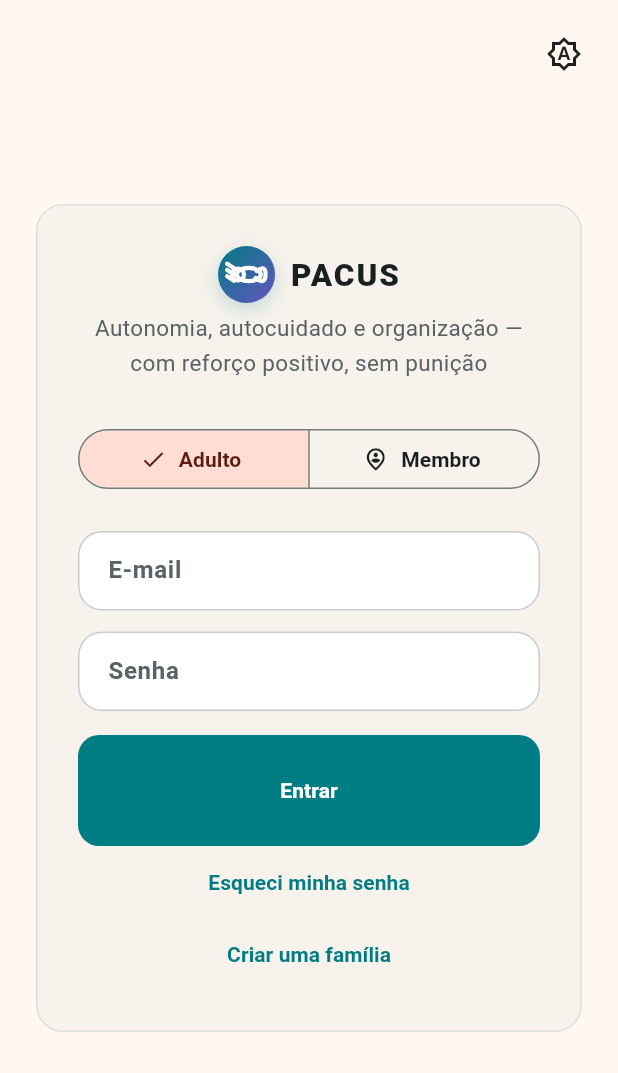
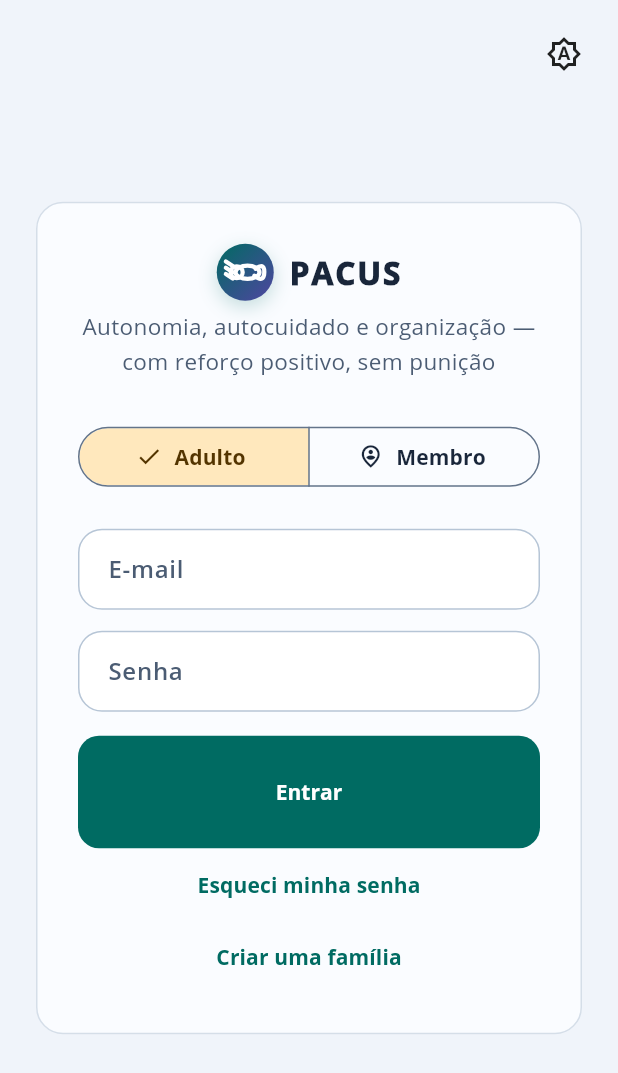
Before and after one commit to taukkunen1/pacus-, a Flutter app: the screen it shows after launch, on a phone screen of 412 x 824 dp. Shown: the top 1073 px of the screen. Run offline on Flutter 3.47's test engine with Material 3 defaults, Android fonts, the phone set to English and light mode, and no system bars; our stand-ins replace audioplayers, shared_preferences; missing offline and left inert: file_selector.

Commit message:
Melhora contraste e tipografia do PACUS (#99)

```diff
--- a/flutter_app/lib/screens/home_screen.dart
+++ b/flutter_app/lib/screens/home_screen.dart
@@ -1508,7 +1508,7 @@ class _HomeScreenState extends State<HomeScreen> with WidgetsBindingObserver {
           title: 'Manhã',
           icon: Icons.wb_sunny_outlined,
           tasks: morning,
-          accent: const Color(0xFFE59A22),
+          accent: theme.colorScheme.secondary,
         ),
         const SizedBox(height: 14),
         _periodSection(
--- a/flutter_app/lib/theme.dart
+++ b/flutter_app/lib/theme.dart
@@ -1,8 +1,8 @@
 import 'package:flutter/material.dart';
 
 class PacusTheme {
-  static const _lightPrimary = Color(0xFF007C83);
-  static const _darkPrimary = Color(0xFF62E4E8);
+  static const _lightPrimary = Color(0xFF006B62);
+  static const _darkPrimary = Color(0xFF75E2D0);
 
   static ThemeData light() => _build(Brightness.light);
   static ThemeData dark() => _build(Brightness.dark);
@@ -12,64 +12,69 @@ class PacusTheme {
     final scheme = ColorScheme(
       brightness: brightness,
       primary: dark ? _darkPrimary : _lightPrimary,
-      onPrimary: dark ? const Color(0xFF06372F) : Colors.white,
-      primaryContainer: dark ? const Color(0xFF003F43) : const Color(0xFFC8F4F1),
-      onPrimaryContainer: dark ? const Color(0xFFB9F7F4) : const Color(0xFF003C40),
-      secondary: dark ? const Color(0xFFFFA38B) : const Color(0xFFD94F35),
-      onSecondary: dark ? const Color(0xFF552014) : Colors.white,
-      secondaryContainer: dark ? const Color(0xFF5B2B20) : const Color(0xFFFFDDD3),
-      onSecondaryContainer: dark ? const Color(0xFFFFD8CC) : const Color(0xFF5C1D10),
-      tertiary: dark ? const Color(0xFFC7B8FF) : const Color(0xFF6554C0),
-      onTertiary: dark ? const Color(0xFF31256E) : Colors.white,
-      tertiaryContainer: dark ? const Color(0xFF3A316E) : const Color(0xFFE9E2FF),
-      onTertiaryContainer: dark ? const Color(0xFFE8E1FF) : const Color(0xFF30236F),
+      onPrimary: dark ? const Color(0xFF062F2B) : Colors.white,
+      primaryContainer: dark ? const Color(0xFF144A45) : const Color(0xFFC1FAED),
+      onPrimaryContainer: dark ? const Color(0xFFB8F3E8) : const Color(0xFF003D35),
+      secondary: dark ? const Color(0xFFFFD083) : const Color(0xFF805200),
+      onSecondary: dark ? const Color(0xFF482C00) : Colors.white,
+      secondaryContainer: dark ? const Color(0xFF533A14) : const Color(0xFFFFE8BD),
+      onSecondaryContainer: dark ? const Color(0xFFFFE7BC) : const Color(0xFF533400),
+      tertiary: dark ? const Color(0xFFD0C4FF) : const Color(0xFF5045A1),
+      onTertiary: dark ? const Color(0xFF32256A) : Colors.white,
+      tertiaryContainer: dark ? const Color(0xFF3D3466) : const Color(0xFFEEE8FF),
+      onTertiaryContainer: dark ? const Color(0xFFEAE4FF) : const Color(0xFF302365),
       error: dark ? const Color(0xFFFFB4AB) : const Color(0xFFB3261E),
       onError: dark ? const Color(0xFF690005) : Colors.white,
       errorContainer: dark ? const Color(0xFF93000A) : const Color(0xFFF9DEDC),
       onErrorContainer: dark ? const Color(0xFFFFDAD6) : const Color(0xFF410E0B),
-      surface: dark ? const Color(0xFF121719) : const Color(0xFFFFFBF7),
-      onSurface: dark ? const Color(0xFFF1F4F4) : const Color(0xFF182022),
-      surfaceContainerLowest: dark ? const Color(0xFF090D0F) : Colors.white,
-      surfaceContainerLow: dark ? const Color(0xFF171E20) : const Color(0xFFF7F2EC),
-      surfaceContainer: dark ? const Color(0xFF1E272A) : const Color(0xFFF0EAE3),
-      surfaceContainerHigh: dark ? const Color(0xFF283235) : const Color(0xFFEAE3DB),
-      surfaceContainerHighest: dark ? const Color(0xFF333E41) : const Color(0xFFE2D9D0),
-      onSurfaceVariant: dark ? const Color(0xFFC5CFD0) : const Color(0xFF596366),
-      outline: dark ? const Color(0xFF8B9698) : const Color(0xFF717C7F),
-      outlineVariant: dark ? const Color(0xFF414C4F) : const Color(0xFFC5CDCF),
+      surface: dark ? const Color(0xFF141D2B) : const Color(0xFFFAFCFF),
+      onSurface: dark ? const Color(0xFFF1F5FC) : const Color(0xFF19263A),
+      surfaceContainerLowest: dark ? const Color(0xFF141D2B) : Colors.white,
+      surfaceContainerLow: dark ? const Color(0xFF1B2637) : const Color(0xFFFAFCFF),
+      surfaceContainer: dark ? const Color(0xFF223046) : const Color(0xFFE9F0F8),
+      surfaceContainerHigh: dark ? const Color(0xFF2A3A50) : const Color(0xFFE1EAF4),
+      surfaceContainerHighest: dark ? const Color(0xFF34465F) : const Color(0xFFD5E2EF),
+      onSurfaceVariant: dark ? const Color(0xFFBAC9DC) : const Color(0xFF4B5C73),
+      outline: dark ? const Color(0xFF91A3BA) : const Color(0xFF63748A),
+      outlineVariant: dark ? const Color(0xFF465B75) : const Color(0xFFB6C5D6),
       shadow: Colors.black,
       scrim: Colors.black,
-      inverseSurface: dark ? const Color(0xFFE6ECE9) : const Color(0xFF2E3532),
-      onInverseSurface: dark ? const Color(0xFF28302D) : const Color(0xFFF0F4F2),
+      inverseSurface: dark ? const Color(0xFFE5EDF8) : const Color(0xFF26364A),
+      onInverseSurface: dark ? const Color(0xFF243246) : const Color(0xFFF1F5FA),
       inversePrimary: dark ? _lightPrimary : _darkPrimary,
     );
 
-    final text = Typography.material2021(platform: TargetPlatform.windows)
+    final text = Typography.material2021()
         .black
+        .copyWith(
+          displayLarge: const TextStyle(fontSize: 54, height: 1.10, fontWeight: FontWeight.w700, letterSpacing: -1.2),
+          displayMedium: const TextStyle(fontSize: 42, height: 1.13, fontWeight: FontWeight.w700, letterSpacing: -.8),
+          headlineLarge: const TextStyle(fontSize: 32, height: 1.22, fontWeight: FontWeight.w700, letterSpacing: -.4),
+          headlineMedium: const TextStyle(fontSize: 26, height: 1.26, fontWeight: FontWeight.w700, letterSpacing: -.2),
+          headlineSmall: const TextStyle(fontSize: 23, height: 1.30, fontWeight: FontWeight.w700),
+          titleLarge: const TextStyle(fontSize: 21, height: 1.30, fontWeight: FontWeight.w700),
+          titleMedium: const TextStyle(fontSize: 17, height: 1.38, fontWeight: FontWeight.w700),
+          titleSmall: const TextStyle(fontSize: 15, height: 1.38, fontWeight: FontWeight.w600),
+          bodyLarge: const TextStyle(fontSize: 16, height: 1.50),
+          bodyMedium: const TextStyle(fontSize: 15, height: 1.50),
+          bodySmall: const TextStyle(fontSize: 13, height: 1.45),
+          labelLarge: const TextStyle(fontSize: 14, height: 1.35, fontWeight: FontWeight.w700),
+          labelMedium: const TextStyle(fontSize: 13, height: 1.35, fontWeight: FontWeight.w600),
+          labelSmall: const TextStyle(fontSize: 12, height: 1.35, fontWeight: FontWeight.w600),
+        )
         .apply(
           bodyColor: scheme.onSurface,
           displayColor: scheme.onSurface,
-          fontFamily: 'Roboto',
-          fontFamilyFallback: const ['Segoe UI', 'Arial', 'sans-serif'],
-        )
-        .copyWith(
-          displayLarge: TextStyle(fontSize: 56, height: 1.02, fontWeight: FontWeight.w800, letterSpacing: -1.6, color: scheme.onSurface),
-          displayMedium: TextStyle(fontSize: 44, height: 1.05, fontWeight: FontWeight.w800, letterSpacing: -1.2, color: scheme.onSurface),
-          headlineLarge: TextStyle(fontSize: 32, height: 1.18, fontWeight: FontWeight.w800, letterSpacing: -.45, color: scheme.onSurface),
-          headlineMedium: TextStyle(fontSize: 26, height: 1.22, fontWeight: FontWeight.w800, letterSpacing: -.25, color: scheme.onSurface),
-          titleLarge: TextStyle(fontSize: 21, height: 1.28, fontWeight: FontWeight.w700, letterSpacing: -.10, color: scheme.onSurface),
-          titleMedium: TextStyle(fontSize: 17, height: 1.35, fontWeight: FontWeight.w700, color: scheme.onSurface),
-          bodyLarge: TextStyle(fontSize: 16, height: 1.45, fontWeight: FontWeight.w400, color: scheme.onSurface),
-          bodyMedium: TextStyle(fontSize: 15, height: 1.5, fontWeight: FontWeight.w400, color: scheme.onSurface),
-          labelLarge: TextStyle(fontSize: 14, height: 1.3, fontWeight: FontWeight.w700, letterSpacing: .05, color: scheme.onSurface),
-          labelMedium: TextStyle(fontSize: 13, height: 1.3, fontWeight: FontWeight.w600, color: scheme.onSurfaceVariant),
+          fontFamily: 'Open Sans',
+          fontFamilyFallback: const ['Roboto', 'Segoe UI', 'Arial', 'sans-serif'],
         );
 
     return ThemeData(
       useMaterial3: true,
       brightness: brightness,
       colorScheme: scheme,
-      scaffoldBackgroundColor: dark ? const Color(0xFF0B1012) : const Color(0xFFFFF8F1),
+      scaffoldBackgroundColor: dark ? const Color(0xFF0F1724) : const Color(0xFFF0F4FA),
+      fontFamily: 'Open Sans',
       textTheme: text,
       appBarTheme: AppBarTheme(
         elevation: 0,
@@ -94,7 +99,7 @@ class PacusTheme {
         fillColor: scheme.surfaceContainerLowest,
         contentPadding: const EdgeInsets.symmetric(horizontal: 16, vertical: 15),
         labelStyle: TextStyle(color: scheme.onSurfaceVariant, fontWeight: FontWeight.w600),
-        hintStyle: TextStyle(color: scheme.onSurfaceVariant.withValues(alpha: .75)),
+        hintStyle: TextStyle(color: scheme.onSurfaceVariant),
         border: OutlineInputBorder(
           borderRadius: BorderRadius.circular(16),
           borderSide: BorderSide(color: scheme.outlineVariant),
@@ -112,7 +117,9 @@ class PacusTheme {
         height: 68,
         backgroundColor: scheme.surfaceContainerLow,
         indicatorColor: scheme.primaryContainer,
-        labelTextStyle: WidgetStatePropertyAll(text.labelLarge),
+        labelTextStyle: WidgetStateProperty.resolveWith((states) => text.labelLarge?.copyWith(
+          color: states.contains(WidgetState.selected) ? scheme.primary : scheme.onSurfaceVariant,
+        )),
         iconTheme: WidgetStateProperty.resolveWith((states) => IconThemeData(
           color: states.contains(WidgetState.selected) ? scheme.primary : scheme.onSurfaceVariant,
         )),
```
Also changed, not shown: flutter_app/pubspec.yaml (+11 -0 lines), flutter_app/assets/fonts/LICENSE.txt (added), flutter_app/assets/fonts/OpenSans-Bold.ttf (added), flutter_app/assets/fonts/OpenSans-Regular.ttf (added), flutter_app/assets/fonts/OpenSans-Semibold.ttf (added), 1 other file.
